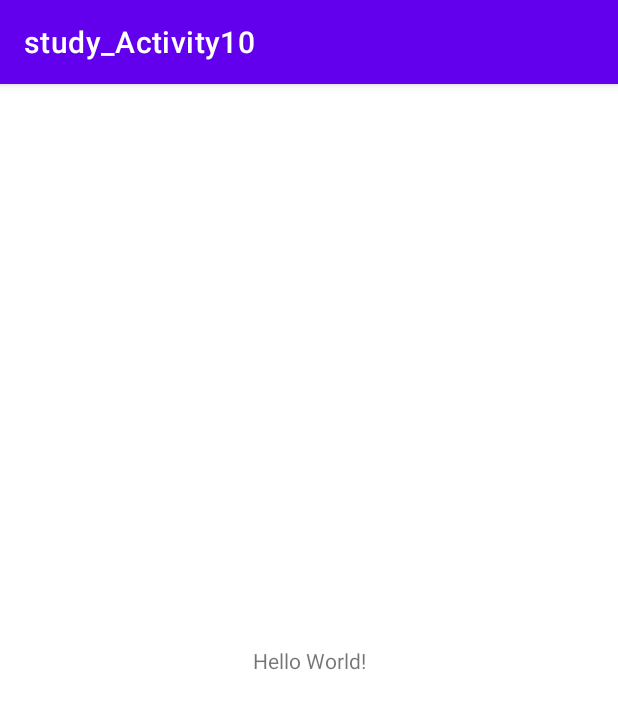
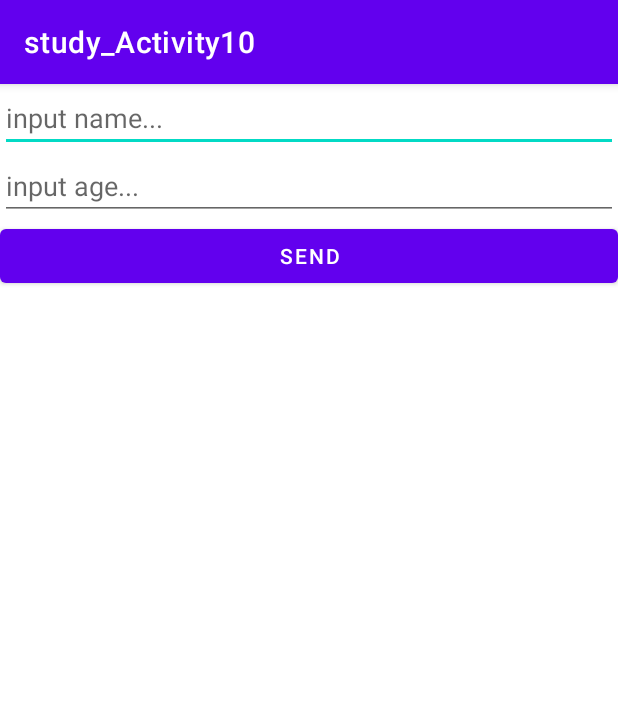
Before and after one commit to chaehyeon7/study_Activity10, an Android app: the screen it shows after launch (MainActivity), on a phone screen of 412 x 824 dp. Shown: the top 709 px of the screen. Run offline under Robolectric (Android 15) with nearby library versions, the phone set to English and light mode, and no system bars.

Commit message:
Edit Intent와 Bundle Commit

```diff
--- a/app/src/main/java/kr/hs/emirim/chaehyeon/study_activity10/MainActivity.java
+++ b/app/src/main/java/kr/hs/emirim/chaehyeon/study_activity10/MainActivity.java
@@ -2,13 +2,44 @@ package kr.hs.emirim.chaehyeon.study_activity10;
 
 import androidx.appcompat.app.AppCompatActivity;
 
+import android.content.Intent;
 import android.os.Bundle;
+import android.view.View;
+import android.widget.Button;
+import android.widget.EditText;
 
 public class MainActivity extends AppCompatActivity {
+
+    EditText edit_name, edit_age;
+    Button btn_send;
 
     @Override
     protected void onCreate(Bundle savedInstanceState) {
         super.onCreate(savedInstanceState);
         setContentView(R.layout.activity_main);
+
+        edit_name = findViewById(R.id.edit_name);
+        edit_age = findViewById(R.id.edit_age);
+        btn_send = findViewById(R.id.btn_send);
+
+        btn_send.setOnClickListener(new View.OnClickListener() {
+            @Override
+            public void onClick(View view) {
+
+                //이름과 나이를 sub로 전달
+                String name = edit_name.getText().toString();
+                String age = edit_age.getText().toString();
+
+                Intent intent = new Intent (MainActivity.this, MainActivity.class);
+
+                    //intent에 값을 저장
+                    intent.putExtra("m_name", name);
+                    intent.putExtra("m_age", age);
+
+                    startActivity(intent);
+
+            }
+        });
+
     }
 }
--- a/app/src/main/res/layout/activity_main.xml
+++ b/app/src/main/res/layout/activity_main.xml
@@ -1,18 +1,27 @@
 <?xml version="1.0" encoding="utf-8"?>
-<androidx.constraintlayout.widget.ConstraintLayout xmlns:android="http://schemas.android.com/apk/res/android"
+<LinearLayout xmlns:android="http://schemas.android.com/apk/res/android"
     xmlns:app="http://schemas.android.com/apk/res-auto"
     xmlns:tools="http://schemas.android.com/tools"
     android:layout_width="match_parent"
     android:layout_height="match_parent"
-    tools:context=".MainActivity">
+    tools:context=".MainActivity"
+    android:orientation="vertical">
 
-    <TextView
-        android:layout_width="wrap_content"
+    <EditText
+        android:layout_width="match_parent"
         android:layout_height="wrap_content"
-        android:text="Hello World!"
-        app:layout_constraintBottom_toBottomOf="parent"
-        app:layout_constraintLeft_toLeftOf="parent"
-        app:layout_constraintRight_toRightOf="parent"
-        app:layout_constraintTop_toTopOf="parent" />
+        android:id="@+id/edit_name"
+        android:hint="input name..."/>
+    <EditText
+        android:layout_width="match_parent"
+        android:layout_height="wrap_content"
+        android:id="@+id/edit_age"
+        android:hint="input age..."/>
 
-</androidx.constraintlayout.widget.ConstraintLayout>
+    <Button
+        android:layout_width="match_parent"
+        android:layout_height="wrap_content"
+        android:text="send"
+        android:id="@+id/btn_send"/>
+
+</LinearLayout>
```
